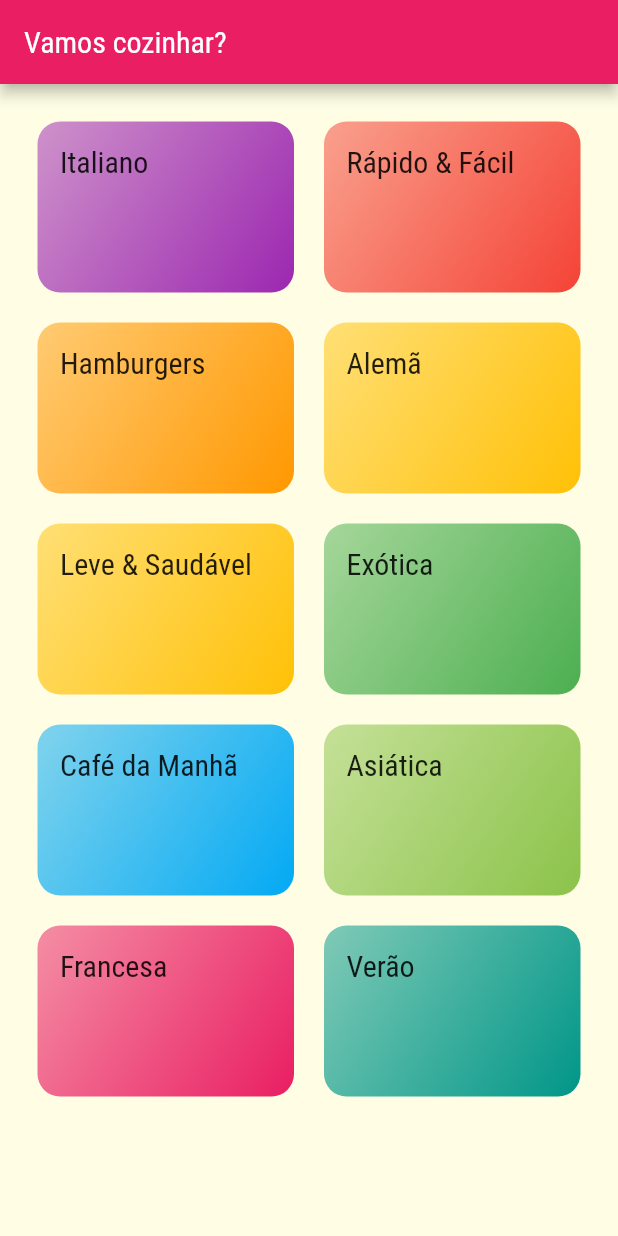
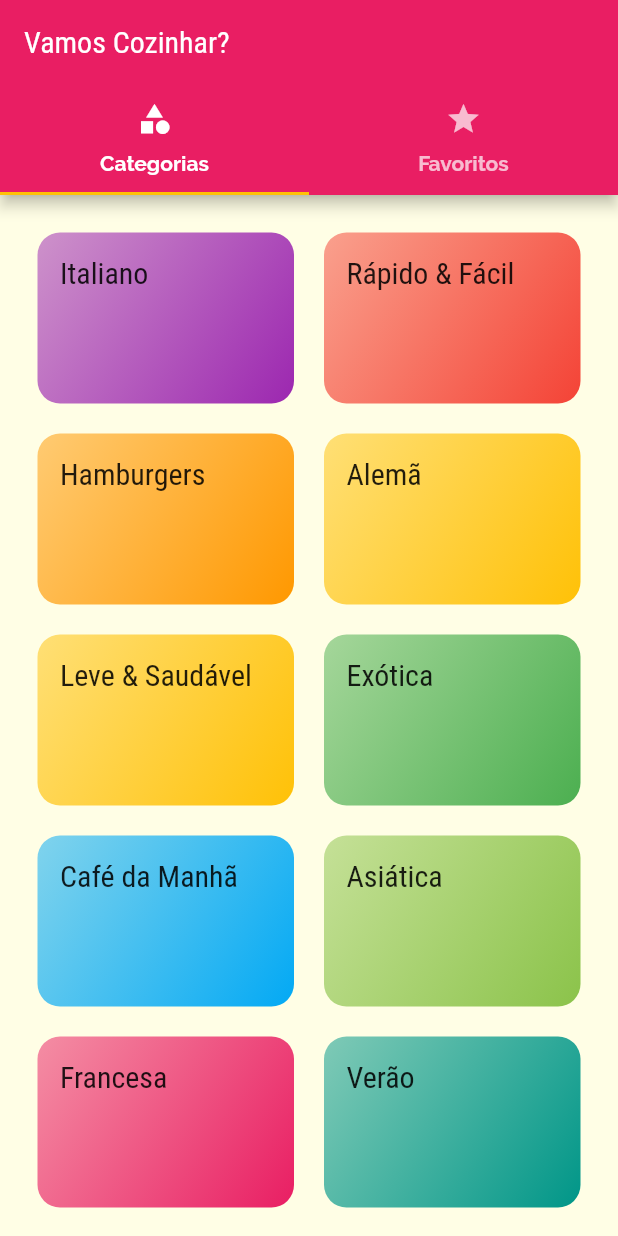
Before and after one commit to paulocsarlins/meals, a Flutter app: the screen it shows after launch, on a phone screen of 412 x 824 dp. Run offline on Flutter 3.47's test engine with Material 2 defaults, Android fonts, the phone set to English and light mode, and no system bars.

Commit message:
Adicionando TabBar na AppBar

```diff
--- a/lib/main.dart
+++ b/lib/main.dart
@@ -1,8 +1,8 @@
 import 'package:flutter/material.dart';
 import 'package:meals/screens/meal_detail_screen.dart';
-import 'screens/categories_screen.dart';
 import 'screens/categories_meals_screen.dart';
 import 'utils/app_routes.dart';
+import 'screens/tabs_screen.dart';
 
 void main() => runApp(MyApp());
 
@@ -27,7 +27,7 @@ class MyApp extends StatelessWidget {
 
       ),
       routes: {
-        AppRoutes.home:(context) => const CategoriesScreen(),
+        AppRoutes.home:(context) => const TabScreen(),
         AppRoutes.categories_meals: (context) => const CategoriesMealsScreen(),
         AppRoutes.meal_detail:(context) => const MealDetailScreen(),
       },
--- a/lib/screens/categories_screen.dart
+++ b/lib/screens/categories_screen.dart
@@ -7,13 +7,9 @@ class CategoriesScreen extends StatelessWidget {
 
   @override
   Widget build(BuildContext context) {
-    return Scaffold(
-      appBar: AppBar(
-        title: const Text('Vamos cozinhar?'),
-      ),
-      body: GridView(
+    return GridView(
       padding: const EdgeInsets.all(25),
-        gridDelegate: const  SliverGridDelegateWithMaxCrossAxisExtent(
+      gridDelegate: const SliverGridDelegateWithMaxCrossAxisExtent(
         maxCrossAxisExtent: 200,
         childAspectRatio: 3 / 2,
         crossAxisSpacing: 20,
@@ -22,7 +18,6 @@ class CategoriesScreen extends StatelessWidget {
       children: dummyCategories.map((cat) {
         return CategoryItem(category: cat);
       }).toList(),
-      ),
     );
   }
 }
--- /dev/null
+++ b/lib/screens/favorite_screen.dart
@@ -0,0 +1,12 @@
+import 'package:flutter/material.dart';
+
+class FavoriteScreen extends StatelessWidget {
+  const FavoriteScreen({Key? key}) : super(key: key);
+
+  @override
+  Widget build(BuildContext context) {
+    return Center(
+      child: Text('Minhas Refeições Favoritas!'),
+    );
+  }
+}
--- /dev/null
+++ b/lib/screens/tabs_screen.dart
@@ -0,0 +1,37 @@
+import 'package:flutter/material.dart';
+import 'categories_screen.dart';
+import 'favorite_screen.dart';
+
+class TabScreen extends StatelessWidget {
+  const TabScreen({Key? key}) : super(key: key);
+
+  @override
+  Widget build(BuildContext context) {
+    return DefaultTabController(
+      length: 2,
+      child: Scaffold(
+        appBar: AppBar(
+          title: Text('Vamos Cozinhar?'),
+          bottom: TabBar(
+            tabs: [
+              Tab(
+                icon: Icon(Icons.category),
+                text: 'Categorias',
+              ),
+              Tab(
+                icon: Icon(Icons.star),
+                text: 'Favoritos',
+              ),
+            ],
+          ),
+        ),
+        body: TabBarView(
+          children: [
+            CategoriesScreen(),
+            FavoriteScreen(),
+          ],
+        ),
+      ),
+    );
+  }
+}
```
Lines whose indentation alone changed are shown as unchanged.
